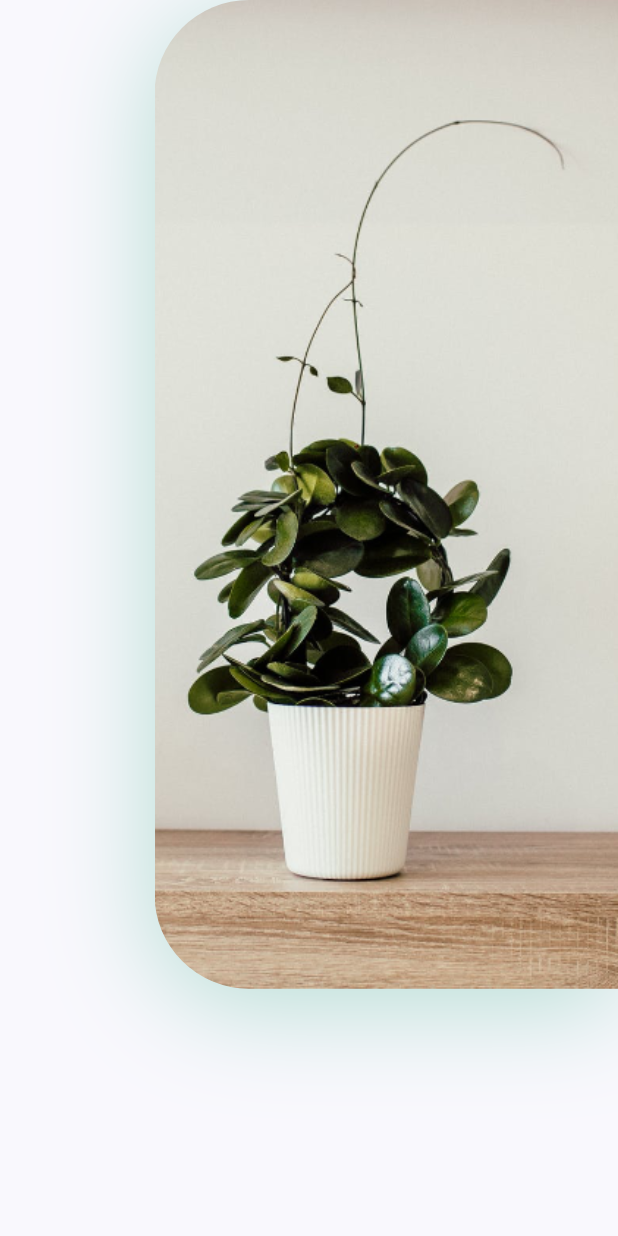
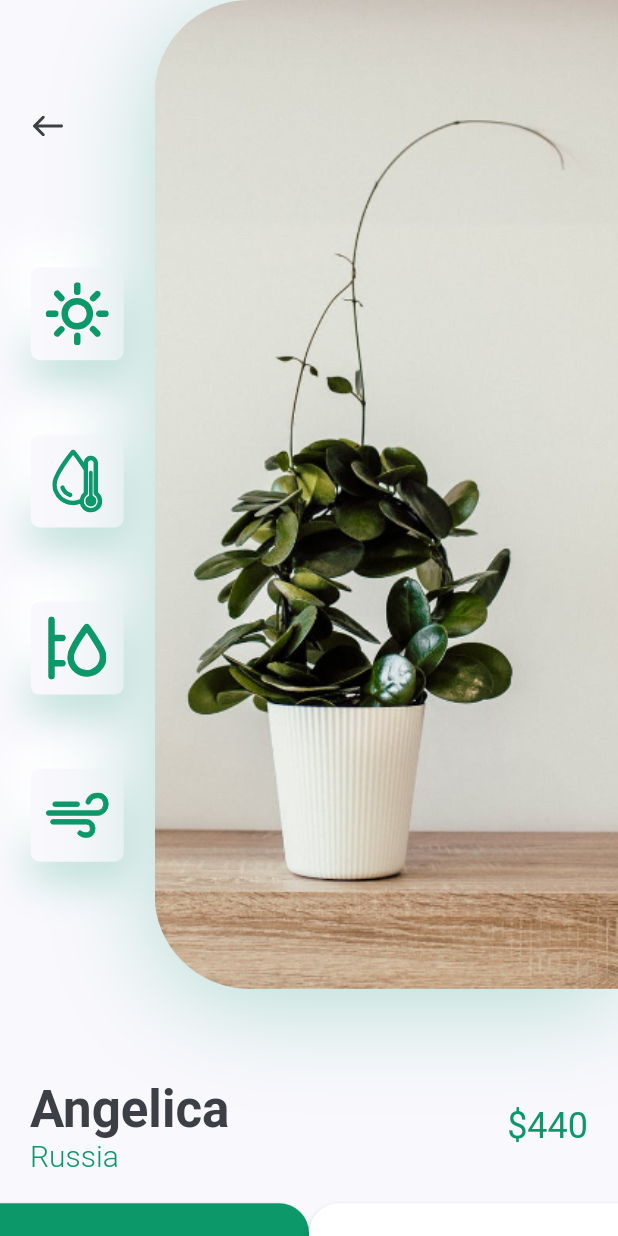
Before and after one commit to sadirov2003/Plant-App, a Flutter app: the DetailsScreen screen opened by its route, on a phone screen of 412 x 824 dp. Run offline on Flutter 3.47's test engine with Material 2 defaults, Android fonts, the phone set to English and light mode, and no system bars; our stand-ins replace flutter_svg.

Commit message:
add details screen

```diff
--- a/lib/screens/details/components/body.dart
+++ b/lib/screens/details/components/body.dart
@@ -1,6 +1,10 @@
 import 'package:flutter/material.dart';
 
 import 'package:flutter_plant_app/constants.dart';
+import 'package:flutter_plant_app/screens/details/components/icon_card.dart';
+import 'package:flutter_plant_app/screens/details/components/image_and_icons.dart';
+import 'package:flutter_plant_app/screens/details/components/title_and_price.dart';
+import 'package:flutter_svg/flutter_svg.dart';
 
 class Body extends StatelessWidget {
   const Body({Key? key}) : super(key: key);
@@ -8,34 +12,59 @@ class Body extends StatelessWidget {
   @override
   Widget build(BuildContext context) {
     Size size = MediaQuery.of(context).size;
-    return Column(children: [
-      Row(children: [
-        Expanded(
-          child: Column(),
+    return SingleChildScrollView(
+      child: Column(children: [
+        ImageAndIcons(size: size),
+        TitleAndPrice(
+          title: 'Angelica',
+          country: 'Russia',
+          price: 440,
         ),
-        Container(
-          height: size.height * 0.8,
-          width: size.width * 0.75,
-          decoration: BoxDecoration(
-            borderRadius: const BorderRadius.only(
-              topLeft: Radius.circular(63),
-              bottomLeft: Radius.circular(63),
-           ),
-           boxShadow: [
-            BoxShadow(
-              offset: const Offset(0,10),
-              blurRadius: 60,
-              color: kPrimaryColor.withOpacity(0.29),
-            ),
-           ],
-           image: const DecorationImage(
-            alignment: Alignment.centerLeft,
-            fit: BoxFit.cover,
-            image: AssetImage('assets/images/img.png'),
-           ),
-          ),
-        ),
-      ],)
-    ]);
+        const SizedBox(height: kDefaultPadding),
+        Row(children: [
+          SizedBox(
+              width: size.width / 2,
+              height: 84,
+              child: ElevatedButton(
+
+                style: ButtonStyle(
+                  backgroundColor: MaterialStateProperty.all(kPrimaryColor),
+                  shape: MaterialStateProperty.all(
+                  const RoundedRectangleBorder(
+                  borderRadius: BorderRadius.only(topRight: Radius.circular(20)),
+                ),
+                ),),
+
+
+                onPressed: () {},
+                child: const Text(
+                  'Buy Now',
+                  style: TextStyle(
+                    color: Colors.white,
+                    fontSize: 16,
+                  ),
+
+                ),
+              )),
+              SizedBox(
+                 width: size.width / 2,
+                 height: 84,
+                child: ElevatedButton(
+                  style: ButtonStyle(
+                  backgroundColor: MaterialStateProperty.all(Colors.white),
+                  shape: MaterialStateProperty.all(
+                  const RoundedRectangleBorder(
+                  borderRadius: BorderRadius.only(topLeft: Radius.circular(20)),
+                ),
+                ),),
+                  onPressed: (){},
+                  child: Text('Description',style: TextStyle(color: Colors.black)),
+                ),
+              ),
+
+        ]),
+        const SizedBox(height: kDefaultPadding*2),
+      ]),
+    );
   }
 }
--- /dev/null
+++ b/lib/screens/details/components/icon_card.dart
@@ -0,0 +1,39 @@
+
+import 'package:flutter/material.dart';
+import 'package:flutter_plant_app/constants.dart';
+import 'package:flutter_svg/flutter_svg.dart';
+
+class IconCard extends StatelessWidget {
+  final icon;
+  const IconCard({
+    required this.icon
+
+  }) ;
+
+  @override
+  Widget build(BuildContext context) {
+    Size size = MediaQuery.of(context).size;
+    return Container(
+      margin: EdgeInsets.symmetric(vertical: size.height * 0.03),
+      padding: const EdgeInsets.all(kDefaultPadding / 2),
+      height: 62,
+      width: 62,
+      decoration: BoxDecoration(
+          color: kBackgroundColor,
+          borderRadius: BorderRadius.circular(6),
+          boxShadow: [
+            BoxShadow(
+              offset: Offset(0, 15),
+              blurRadius: 22,
+              color: kPrimaryColor.withOpacity(0.22),
+            ),
+            const BoxShadow(
+              offset: Offset(-15, -15),
+              blurRadius: 20,
+              color: Colors.white,
+            ),
+          ]),
+      child: SvgPicture.asset(icon),
+    );
+  }
+}
--- /dev/null
+++ b/lib/screens/details/components/image_and_icons.dart
@@ -0,0 +1,74 @@
+
+import 'package:flutter/material.dart';
+import 'package:flutter_plant_app/constants.dart';
+import 'package:flutter_plant_app/screens/details/components/icon_card.dart';
+import 'package:flutter_svg/flutter_svg.dart';
+
+class ImageAndIcons extends StatelessWidget {
+  const ImageAndIcons({
+    Key? key,
+    required this.size,
+  }) : super(key: key);
+
+  final Size size;
+
+  @override
+  Widget build(BuildContext context) {
+    return Padding(
+      padding: const EdgeInsets.only(bottom: kDefaultPadding*3),
+      child: SizedBox(
+        height: size.height * 0.8,
+        child: Row(
+          children: [
+            Expanded(
+              child: Padding(
+                padding:
+                    const EdgeInsets.symmetric(vertical: kDefaultPadding * 3),
+                child: Column(children: [
+                  Align(
+                    alignment: Alignment.topLeft,
+                    child: IconButton(
+                      padding: const EdgeInsets.symmetric(
+                          horizontal: kDefaultPadding),
+                      icon: SvgPicture.asset("assets/icons/back_arrow.svg"),
+                      onPressed: () {
+                        Navigator.pop(context);
+                      },
+                    ),
+                  ),
+                  const Spacer(),
+                  const IconCard(icon: "assets/icons/sun.svg"),
+                  const IconCard(icon: "assets/icons/icon_2.svg"),
+                  const IconCard(icon: "assets/icons/icon_3.svg"),
+                  const IconCard(icon: "assets/icons/icon_4.svg"),
+                ]),
+              ),
+            ),
+            Container(
+              height: size.height * 0.8,
+              width: size.width * 0.75,
+              decoration: BoxDecoration(
+                borderRadius: const BorderRadius.only(
+                  topLeft: Radius.circular(63),
+                  bottomLeft: Radius.circular(63),
+                ),
+                boxShadow: [
+                  BoxShadow(
+                    offset: const Offset(0, 10),
+                    blurRadius: 60,
+                    color: kPrimaryColor.withOpacity(0.29),
+                  ),
+                ],
+                image: const DecorationImage(
+                  alignment: Alignment.centerLeft,
+                  fit: BoxFit.cover,
+                  image: AssetImage('assets/images/img.png'),
+                ),
+              ),
+            ),
+          ],
+        ),
+      ),
+    );
+  }
+}
--- /dev/null
+++ b/lib/screens/details/components/title_and_price.dart
@@ -0,0 +1,50 @@
+
+import 'package:flutter/material.dart';
+import 'package:flutter_plant_app/constants.dart';
+
+class TitleAndPrice extends StatelessWidget {
+  final String title;
+  final String country;
+  final int price;
+   TitleAndPrice({
+    required this.title,
+    required this.country,
+    required this.price,
+  });
+
+  @override
+  Widget build(BuildContext context) {
+    return Padding(
+      padding: const EdgeInsets.symmetric(horizontal: kDefaultPadding),
+      child: Row(children: [
+        RichText(
+          text: TextSpan(children: [
+            TextSpan(
+              text: '$title\n',
+              style: Theme.of(context).textTheme.headline4?.copyWith(
+                    color: kTextColor,
+                    fontWeight: FontWeight.bold,
+                  ),
+            ),
+            TextSpan(
+              text: '$country',
+              style: TextStyle(
+                fontSize: 20,
+                color: kPrimaryColor,
+                fontWeight: FontWeight.w300,
+              ),
+            ),
+          ]),
+        ),
+        const Spacer(),
+        Text(
+          "\$$price",
+          style: Theme.of(context)
+              .textTheme
+              .headline5
+              ?.copyWith(color: kPrimaryColor),
+        ),
+      ]),
+    );
+  }
+}
```
